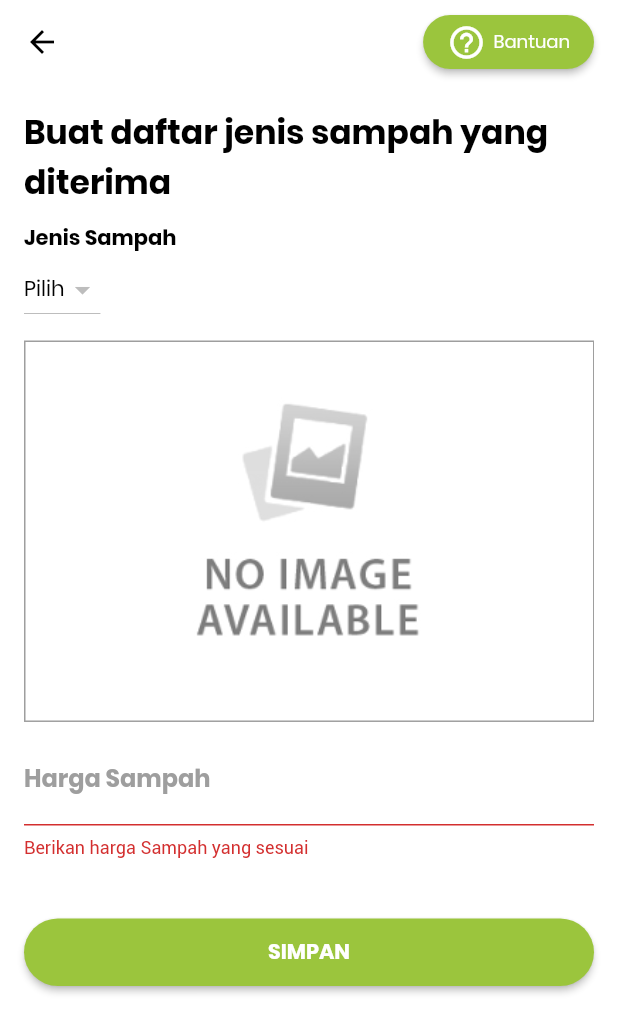
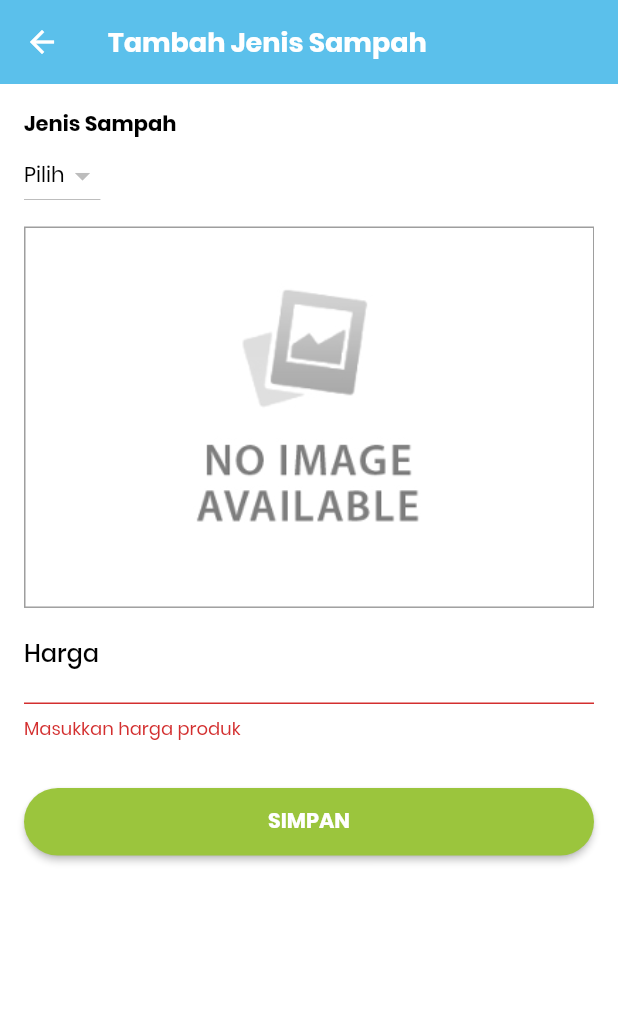
Before and after one commit to Gocir/lingkung-partner, a Flutter app: the AddTrashReceivePage screen opened directly, after a tap on "SIMPAN", on a phone screen of 412 x 824 dp. Shown: the top 1033 px of the screen. Run offline on Flutter 3.47's test engine with Material 2 defaults, Android fonts, the phone set to English and light mode, and no system bars; our stand-ins replace cloud_firestore, firebase_auth, firebase_storage, flutter_spinkit, image_picker, introduction_screen and 1 more; accounts and stored records are empty.

Commit message:
Modified code for add trash receive

```diff
--- a/lib/screens/addTrashReceive.dart
+++ b/lib/screens/addTrashReceive.dart
@@ -11,9 +11,6 @@ import 'package:lingkung_partner/utilities/textStyle.dart';
 import 'package:lingkung_partner/widgets/loading.dart';
 
 class AddTrashReceivePage extends StatefulWidget {
-  final FirebaseUser partner;
-  AddTrashReceivePage({Key key, this.partner}) : super(key: key);
-
   @override
   _AddTrashReceivePageState createState() => _AddTrashReceivePageState();
 }
@@ -22,13 +19,16 @@ class _AddTrashReceivePageState extends State<AddTrashReceivePage> {
   final _scaffoldStateKey = GlobalKey<ScaffoldState>();
   final _formKey = GlobalKey<FormState>();
 
-  String _currentTrash;
-  bool loading = false;
   TrashServices _trashService = TrashServices();
   TrashReceiveServices _trashReceiveService = TrashReceiveServices();
-  TextEditingController _price = TextEditingController();
+
+  String currenTrash;
+  String price = '';
+
   List<DocumentSnapshot> trashes = <DocumentSnapshot>[];
   List<DropdownMenuItem<String>> trashesDropDown = <DropdownMenuItem<String>>[];
+
+  bool loading = false;
 
   @override
   void initState() {
@@ -59,53 +59,21 @@ class _AddTrashReceivePageState extends State<AddTrashReceivePage> {
             resizeToAvoidBottomPadding: false,
             backgroundColor: white,
             appBar: AppBar(
-              backgroundColor: white,
+              backgroundColor: blue,
               elevation: 0.0,
-              iconTheme: IconThemeData(color: black),
-              actions: <Widget>[
-                Container(
-                  margin: EdgeInsets.only(top: 10.0, right: 16.0, bottom: 10.0),
-                  height: 10.0,
-                  child: RaisedButton(
-                    color: green,
-                    elevation: 2.0,
-                    shape: RoundedRectangleBorder(
-                        borderRadius: BorderRadius.circular(50)),
-                    child: Row(
-                      children: <Widget>[
-                        Icon(
-                          Icons.help_outline,
+              iconTheme: IconThemeData(color: white),
+              title: CustomText(
+                text: 'Tambah Jenis Sampah',
                 color: white,
-                          size: 26.0,
-                        ),
-                        SizedBox(width: 5.0),
-                        CustomText(text: 'Bantuan', size: 12.0, color: white),
-                      ],
-                    ),
-                    onPressed: () {
-                      // Navigator.push(
-                      //       context,
-                      //       MaterialPageRoute(
-                      //         builder: (context) => HelpRegisterList(),
-                      //       ));
-                    },
+                size: 18.0,
+                weight: FontWeight.w600,
               ),
             ),
-              ],
-            ),
-            body: Container(
-              margin: EdgeInsets.only(left: 16.0, top: 16.0, right: 16.0),
-              child: Column(
-                crossAxisAlignment: CrossAxisAlignment.start,
-                children: <Widget>[
-                  Container(
-                      child: CustomText(
-                          text: 'Buat daftar jenis sampah yang diterima',
-                          size: 22.0,
-                          weight: FontWeight.w700)),
-                  SizedBox(height: 10.0),
-                  Form(
+            body: Form(
               key: _formKey,
+              child: SingleChildScrollView(
+                child: Padding(
+                  padding: const EdgeInsets.all(16.0),
                   child: Column(
                     crossAxisAlignment: CrossAxisAlignment.start,
                     children: <Widget>[
@@ -116,12 +84,15 @@ class _AddTrashReceivePageState extends State<AddTrashReceivePage> {
                         ),
                       ),
                       DropdownButton(
-                          hint: CustomText(
-                              text: 'Pilih'),
-                          style: TextStyle(fontFamily: "Poppins", fontSize: 16.0, color: black, fontWeight: FontWeight.normal),
+                        hint: CustomText(text: 'Pilih'),
+                        style: TextStyle(
+                            fontFamily: "Poppins",
+                            fontSize: 16.0,
+                            color: black,
+                            fontWeight: FontWeight.normal),
                         items: trashesDropDown,
                         onChanged: changeSelectedTrash,
-                          value: _currentTrash,
+                        value: currenTrash,
                       ),
                       SizedBox(height: 10.0),
                       Container(
@@ -130,25 +101,38 @@ class _AddTrashReceivePageState extends State<AddTrashReceivePage> {
                             BoxDecoration(border: Border.all(color: grey)),
                         child: Image.asset("assets/images/noimage.png"),
                       ),
-                        SizedBox(height: 10.0),
-                        Container(
-                          child: TextFormField(
-                              controller: _price,
+                      TextFormField(
+                          keyboardType: TextInputType.number,
                           decoration: InputDecoration(
-                                labelText: 'Harga Sampah',
+                              counterStyle: TextStyle(
+                                  fontFamily: "Poppins",
+                                  color: black,
+                                  fontWeight: FontWeight.normal),
+                              hintText: 'Berapa harga jual produk mu?',
+                              hintStyle: TextStyle(fontFamily: "Poppins"),
+                              labelText: 'Harga',
                               labelStyle: TextStyle(
-                                    color: grey,
-                                    fontFamily: 'Poppins',
-                                    fontWeight: FontWeight.w600,
-                                    fontSize: 16.0),
+                                  fontFamily: "Poppins",
+                                  color: black,
+                                  fontWeight: FontWeight.w500),
+                              prefixText: 'Rp',
+                              prefixStyle: TextStyle(
+                                  fontFamily: "Poppins",
+                                  color: yellow,
+                                  fontSize: 10.0),
+                              errorStyle: TextStyle(fontFamily: "Poppins"),
                               focusedBorder: UnderlineInputBorder(
-                                    borderSide: BorderSide(color: blue)),
-                              ),
-                              validator: (val) => val.isEmpty
-                                  ? 'Berikan harga Sampah yang sesuai'
+                                  borderSide: BorderSide(color: yellow))),
+                          onChanged: (String str) {
+                            setState(() {
+                              price = str;
+                            });
+                          },
+                          validator: (value) => (value.isEmpty)
+                              ? 'Masukkan harga produk'
+                              : (value.length > 10)
+                                  ? 'Tolong beri harga wajar'
                                   : null),
-                        ),
-                        SizedBox(height: 10),
                       Container(
                         height: 45.0,
                         margin: EdgeInsets.only(top: 30.0, bottom: 16.0),
@@ -170,7 +154,6 @@ class _AddTrashReceivePageState extends State<AddTrashReceivePage> {
                     ],
                   ),
                 ),
-                ],
               ),
             ),
           );
@@ -185,24 +168,22 @@ class _AddTrashReceivePageState extends State<AddTrashReceivePage> {
   }
 
   changeSelectedTrash(String selectedTrash) {
-    setState(() => _currentTrash = selectedTrash);
+    setState(() => currenTrash = selectedTrash);
   }
 
   void onSubmit() async {
     if (_formKey.currentState.validate()) {
-      // setState(() => loading = true);
-      if (_currentTrash != null) {
+      setState(() => loading = true);
+      if (currenTrash != null) {
         FirebaseAuth auth = FirebaseAuth.instance;
         FirebaseUser _user = await auth.currentUser();
         _trashReceiveService.addTrashReceive({
-          "price": int.parse(_price.text),
-          "trashName": _currentTrash,
+          "price": int.parse(price),
+          "trashName": currenTrash,
           "image": 'assets/images/noimage.png',
           "partnerId": _user.uid,
         });
-        _formKey.currentState.reset();
         setState(() => loading = false);
-        //  Fluttertoast.showToast(msg: 'Restaurant added');
         Navigator.pop(context);
       } else {
         setState(() {
@@ -214,7 +195,6 @@ class _AddTrashReceivePageState extends State<AddTrashReceivePage> {
           )));
           loading = false;
         });
-//        Fluttertoast.showToast(msg: 'all the images must be provided');
       }
     }
   }
```
Also changed, not shown: lib/services/partnerService.dart (+0 -20 lines). Lines whose indentation alone changed are shown as unchanged.
